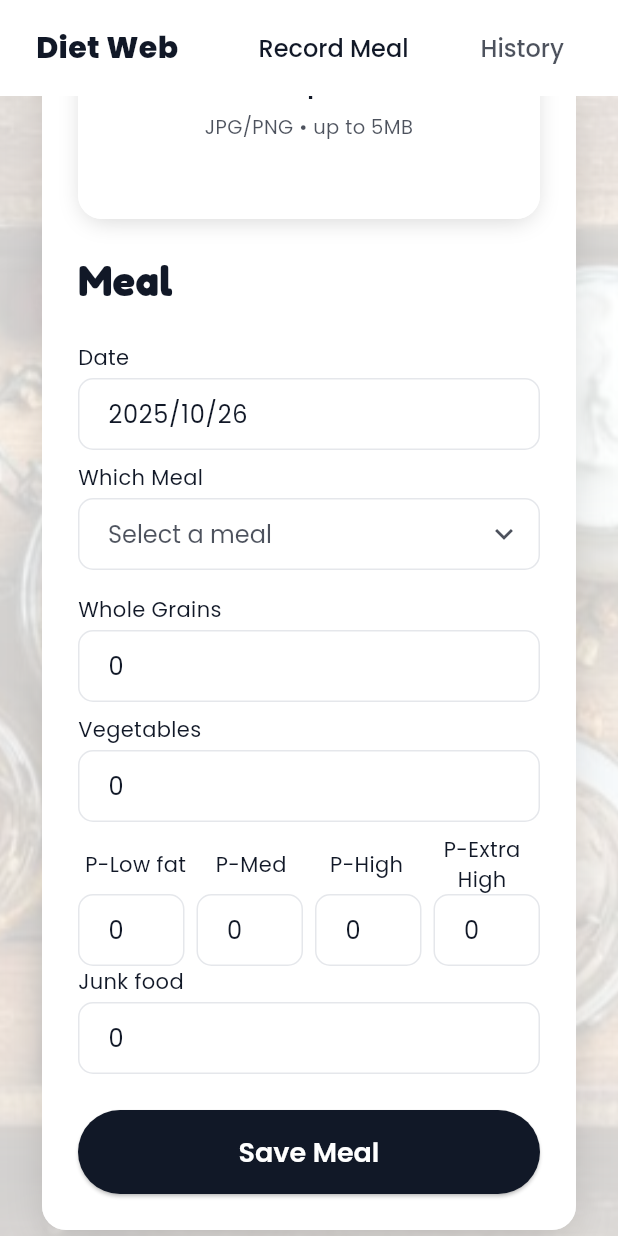
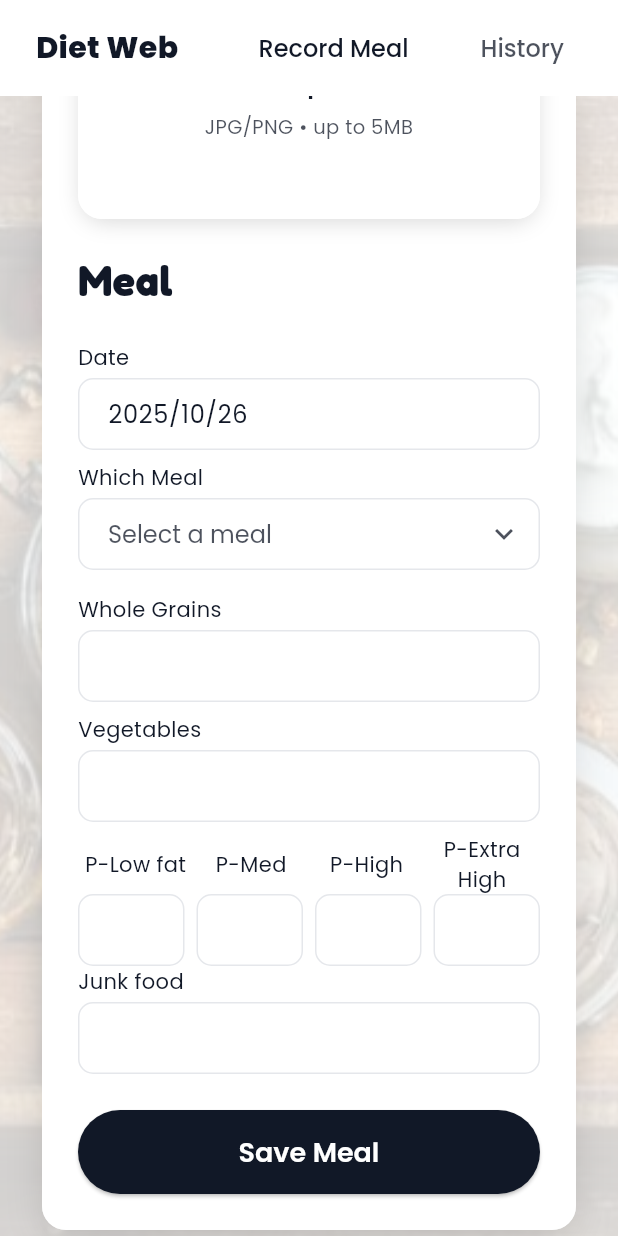
Before and after one commit to Elaine-Chang-0321/flutter_dietweb, a Flutter app: the RecordPage screen opened by its route, scrolled down 226 dp, on a phone screen of 412 x 824 dp. Run offline on Flutter 3.47's test engine with Material 3 defaults, Android fonts, the phone set to English and light mode, and no system bars; drawn by our look-alikes of dotted_border; our stand-ins replace flutter_dotenv, google_fonts; missing offline and left inert: image_picker_web; network calls fail.

Commit message:
revised form

```diff
--- a/lib/pages/record_page.dart
+++ b/lib/pages/record_page.dart
@@ -201,13 +201,13 @@ class _RecordPageState extends State<RecordPage> {
   bool _isHoveringSubmitButton = false;
 
   // Controllers for numerical input fields
-  final TextEditingController _wholeGrainsController = TextEditingController(text: '0');
-  final TextEditingController _vegetablesController = TextEditingController(text: '0');
-  final TextEditingController _proteinLowFatController = TextEditingController(text: '0');
-  final TextEditingController _proteinMediumFatController = TextEditingController(text: '0');
-  final TextEditingController _proteinHighFatController = TextEditingController(text: '0');
-  final TextEditingController _proteinExtraHighFatController = TextEditingController(text: '0');
-  final TextEditingController _junkFoodController = TextEditingController(text: '0');
+  final TextEditingController _wholeGrainsController = TextEditingController();
+  final TextEditingController _vegetablesController = TextEditingController();
+  final TextEditingController _proteinLowFatController = TextEditingController();
+  final TextEditingController _proteinMediumFatController = TextEditingController();
+  final TextEditingController _proteinHighFatController = TextEditingController();
+  final TextEditingController _proteinExtraHighFatController = TextEditingController();
+  final TextEditingController _junkFoodController = TextEditingController();
 
   String? _dateErrorText;
   String? _wholeGrainsErrorText;
@@ -369,12 +369,17 @@ class _RecordPageState extends State<RecordPage> {
             child: Row(
               mainAxisAlignment: MainAxisAlignment.spaceBetween,
               children: [
-                Text(
-                  "Diet Web",
-                  style: GoogleFonts.poppins(
-                    color: const Color(0xFF111827),
-                    fontWeight: FontWeight.w800,
-                    fontSize: 20,
+                GestureDetector(
+                  onTap: () {
+                    Navigator.pushReplacementNamed(context, '/');
+                  },
+                  child: Text(
+                    "Diet Web",
+                    style: GoogleFonts.poppins(
+                      color: const Color(0xFF111827),
+                      fontWeight: FontWeight.w800,
+                      fontSize: 20,
+                    ),
                   ),
                 ),
                 Row(
@@ -1005,7 +1010,7 @@ class _RecordPageState extends State<RecordPage> {
 
   String? _numericValidator(String? value, String fieldName, {int min = 0, int max = 15}) {
     if (value == null || value.isEmpty) {
-      return 'This field is required.';
+      return null; // Allow empty values
     }
     final int? parsedValue = int.tryParse(value);
     if (parsedValue == null) {
@@ -1077,13 +1082,13 @@ class _RecordPageState extends State<RecordPage> {
           setState(() {
             _selectedDate = DateTime.now();
             _selectedMeal = null;
-            _wholeGrainsController.text = '0';
-            _vegetablesController.text = '0';
-            _proteinLowFatController.text = '0';
-            _proteinMediumFatController.text = '0';
-            _proteinHighFatController.text = '0';
-            _proteinExtraHighFatController.text = '0';
-            _junkFoodController.text = '0';
+            _wholeGrainsController.text = '';
+            _vegetablesController.text = '';
+            _proteinLowFatController.text = '';
+            _proteinMediumFatController.text = '';
+            _proteinHighFatController.text = '';
+            _proteinExtraHighFatController.text = '';
+            _junkFoodController.text = '';
             _proteinTotalWarning = null;
           });
           // Optionally refresh Home page data
```
Also changed, not shown: lib/pages/home_page.dart (+12 -4 lines).
